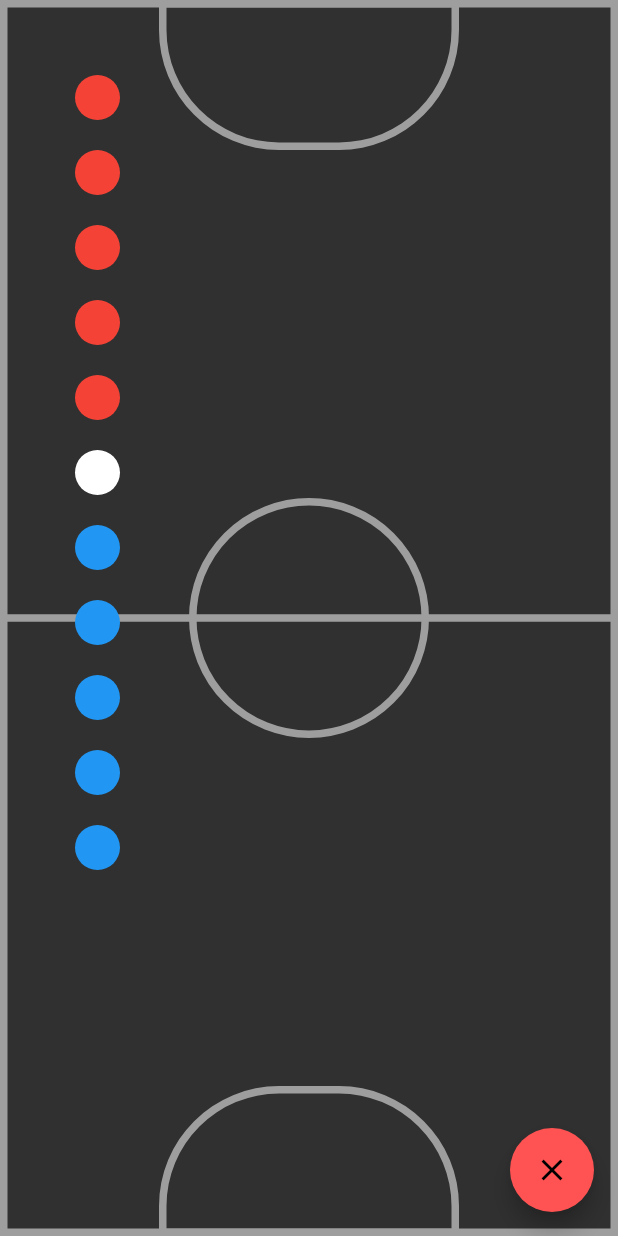
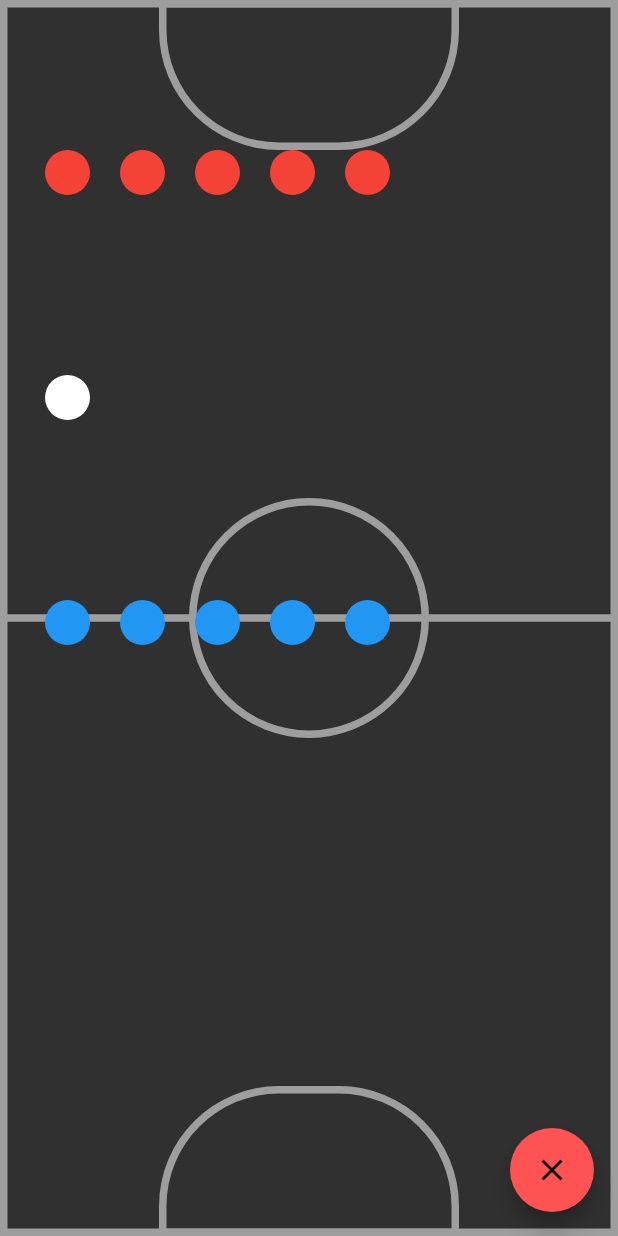
Before and after one commit to naokiwakata/futsal_analyse, a Flutter app: the StrategyBoardPage screen opened directly, after a tap on the "clear" icon, on a phone screen of 412 x 824 dp. Run offline on Flutter 3.47's test engine with Material 2 defaults, Android fonts, the phone set to English and light mode, and no system bars; our stand-ins replace charts_flutter, cloud_firestore, email_validator, firebase_auth, firebase_core, flutter_slidable and 2 more; accounts and stored records are empty.

Commit message:
戦術ボードアップデート

```diff
--- a/lib/presentation/analysis_participation/analysis_participation_page.dart
+++ b/lib/presentation/analysis_participation/analysis_participation_page.dart
@@ -236,7 +236,6 @@ class AnalyseParticipationPage extends StatelessWidget {
           final uniformNumber = rankingList[index].uniformNumber;
           final participation = rankingList[index].participation;
           final tokutenParticipation = rankingList[index].tokutenParticipation;
-          final shittenParticipation = rankingList[index].shittenParticipation;
           final rankingNumber = index + 1;
           return Container(
             decoration: BoxDecoration(
@@ -383,7 +382,6 @@ class AnalyseParticipationPage extends StatelessWidget {
           final playerName = rankingList[index].playerName;
           final uniformNumber = rankingList[index].uniformNumber;
           final participation = rankingList[index].participation;
-          final tokutenParticipation = rankingList[index].tokutenParticipation;
           final shittenParticipation = rankingList[index].shittenParticipation;
           final rankingNumber = index + 1;
           return Container(
--- a/lib/presentation/strategy_board/strategy_board_model.dart
+++ b/lib/presentation/strategy_board/strategy_board_model.dart
@@ -2,19 +2,19 @@ import 'package:flutter/material.dart';
 import 'package:test_build/domain/cursor.dart';
 
 class StrategyBoardModel extends ChangeNotifier {
-  Cursor cursorRed1 = Cursor(50, 50);
-  Cursor cursorRed2 = Cursor(50, 100);
-  Cursor cursorRed3 = Cursor(50, 150);
-  Cursor cursorRed4 = Cursor(50, 200);
-  Cursor cursorRed5 = Cursor(50, 250);
+  Cursor cursorRed1 = Cursor(30, 100);
+  Cursor cursorRed2 = Cursor(80, 100);
+  Cursor cursorRed3 = Cursor(130, 100);
+  Cursor cursorRed4 = Cursor(180, 100);
+  Cursor cursorRed5 = Cursor(230, 100);
 
-  Cursor cursorBlue1 = Cursor(50, 350);
-  Cursor cursorBlue2 = Cursor(50, 400);
-  Cursor cursorBlue3 = Cursor(50, 450);
-  Cursor cursorBlue4 = Cursor(50, 500);
-  Cursor cursorBlue5 = Cursor(50, 550);
+  Cursor cursorBlue1 = Cursor(30, 400);
+  Cursor cursorBlue2 = Cursor(80, 400);
+  Cursor cursorBlue3 = Cursor(130, 400);
+  Cursor cursorBlue4 = Cursor(180, 400);
+  Cursor cursorBlue5 = Cursor(230, 400);
 
-  Cursor cursorBall = Cursor(50, 300);
+  Cursor cursorBall = Cursor(30, 250);
 
   void changePoint(Cursor cursor, double dx, double dy) {
     cursor.x += dx;
@@ -23,19 +23,19 @@ class StrategyBoardModel extends ChangeNotifier {
   }
 
   void clearPoint() {
-    cursorRed1 = Cursor(50, 50);
-    cursorRed2 = Cursor(50, 100);
-    cursorRed3 = Cursor(50, 150);
-    cursorRed4 = Cursor(50, 200);
-    cursorRed5 = Cursor(50, 250);
+    cursorRed1 = Cursor(30, 100);
+    cursorRed2 = Cursor(80, 100);
+    cursorRed3 = Cursor(130, 100);
+    cursorRed4 = Cursor(180, 100);
+    cursorRed5 = Cursor(230, 100);
 
-    cursorBlue1 = Cursor(50, 350);
-    cursorBlue2 = Cursor(50, 400);
-    cursorBlue3 = Cursor(50, 450);
-    cursorBlue4 = Cursor(50, 500);
-    cursorBlue5 = Cursor(50, 550);
+    cursorBlue1 = Cursor(30, 400);
+    cursorBlue2 = Cursor(80, 400);
+    cursorBlue3 = Cursor(130, 400);
+    cursorBlue4 = Cursor(180, 400);
+    cursorBlue5 = Cursor(230, 400);
 
-    cursorBall = Cursor(50, 300);
+    cursorBall = Cursor(30, 250);
     notifyListeners();
   }
 }
--- a/pubspec.yaml
+++ b/pubspec.yaml
@@ -1,8 +1,8 @@
 name: test_build
 description: A new Flutter project.
 
-publish_to:
-version: 2.0.0+2
+publish_to: 'none'
+version: 3.0.0+3
 
 environment:
   sdk: ">=2.7.0 <3.0.0"
```
Also changed, not shown: 1 other file.
